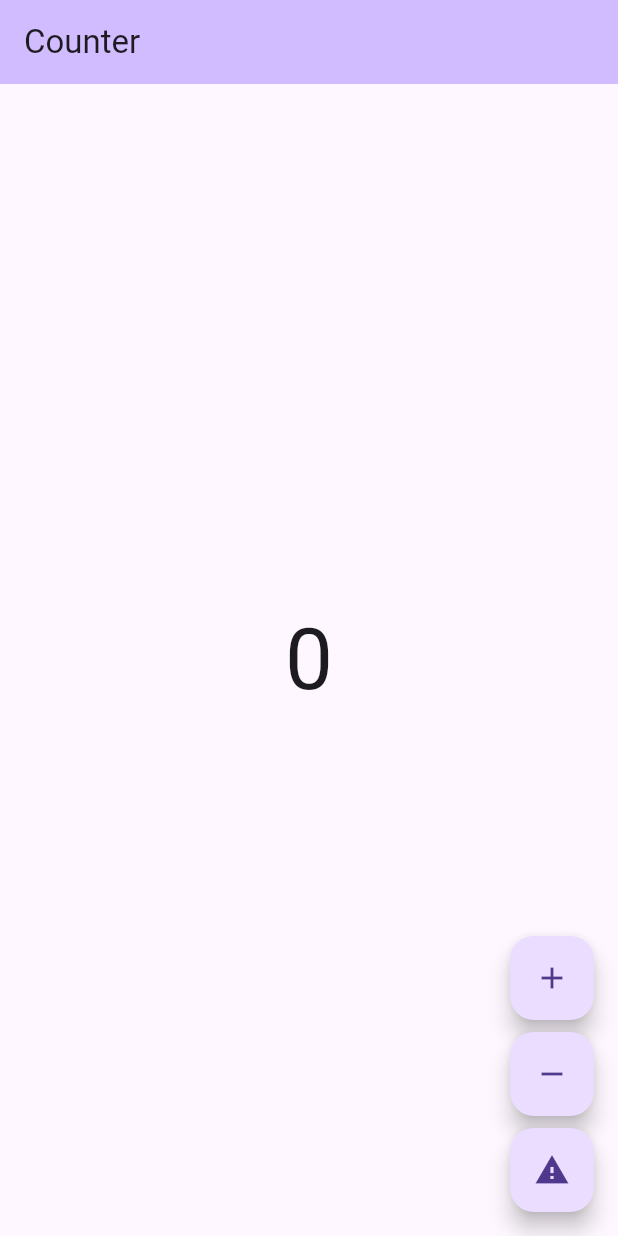
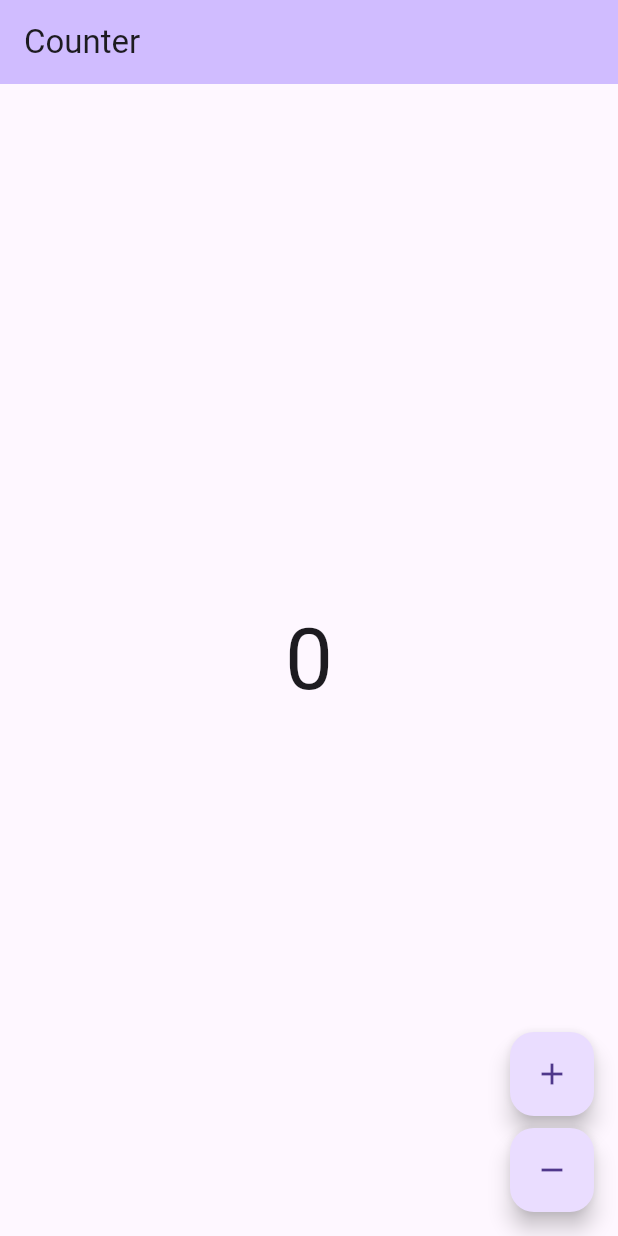
Before and after one commit to MuhammadSutanFathir/alquran-apps, a Flutter app: the screen it shows after launch, on a phone screen of 412 x 824 dp. Run offline on Flutter 3.47's test engine with Material 3 defaults, Android fonts, the phone set to English and light mode, and no system bars; our stand-ins replace bloc, firebase_core, firebase_crashlytics, flutter_bloc; accounts and stored records are empty; generated files the repository leaves out were written again.

```diff
--- a/lib/counter/view/counter_page.dart
+++ b/lib/counter/view/counter_page.dart
@@ -1,6 +1,5 @@
 import 'package:alquran_app/counter/counter.dart';
 import 'package:alquran_app/l10n/l10n.dart';
-import 'package:firebase_crashlytics/firebase_crashlytics.dart';
 import 'package:flutter/material.dart';
 import 'package:flutter_bloc/flutter_bloc.dart';
 
@@ -38,13 +37,6 @@ class CounterView extends StatelessWidget {
             onPressed: () => context.read<CounterCubit>().decrement(),
             child: const Icon(Icons.remove),
           ),
-          const SizedBox(height: 8),
-          FloatingActionButton(
-            onPressed: () {
-              FirebaseCrashlytics.instance.crash();
-            },
-            child: const Icon(Icons.warning),
-          ),
         ],
       ),
     );
```
